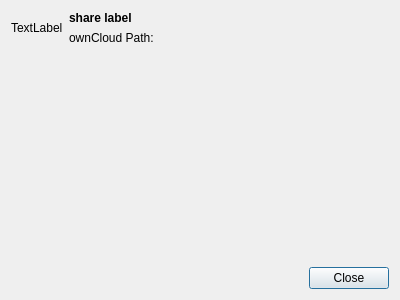
This is src/gui/sharedialog.ui in GrossLukas/client as Qt 5 draws it before an edit. The edited form follows.
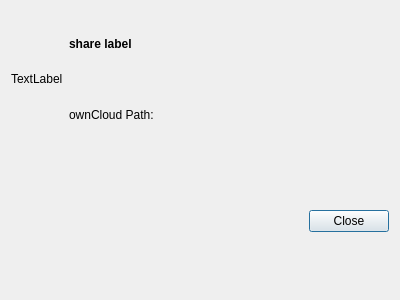
This is the edited form.

The edit to the form file:
```diff
--- a/src/gui/sharedialog.ui
+++ b/src/gui/sharedialog.ui
@@ -66,19 +66,6 @@
    <item>
     <layout class="QVBoxLayout" name="shareWidgetsLayout"/>
    </item>
-   <item>
-    <spacer name="verticalSpacer">
-     <property name="orientation">
-      <enum>Qt::Vertical</enum>
-     </property>
-     <property name="sizeHint" stdset="0">
-      <size>
-       <width>20</width>
-       <height>40</height>
-      </size>
-     </property>
-    </spacer>
-   </item>
    <item>
     <widget class="QDialogButtonBox" name="buttonBox">
      <property name="sizePolicy">
```
